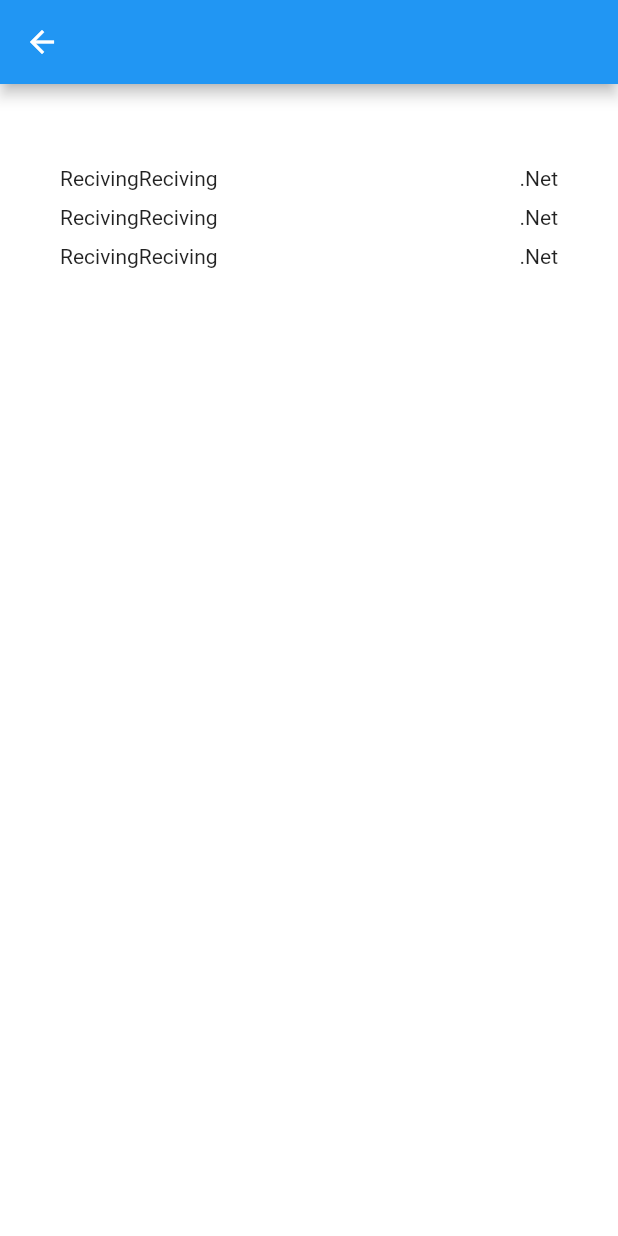
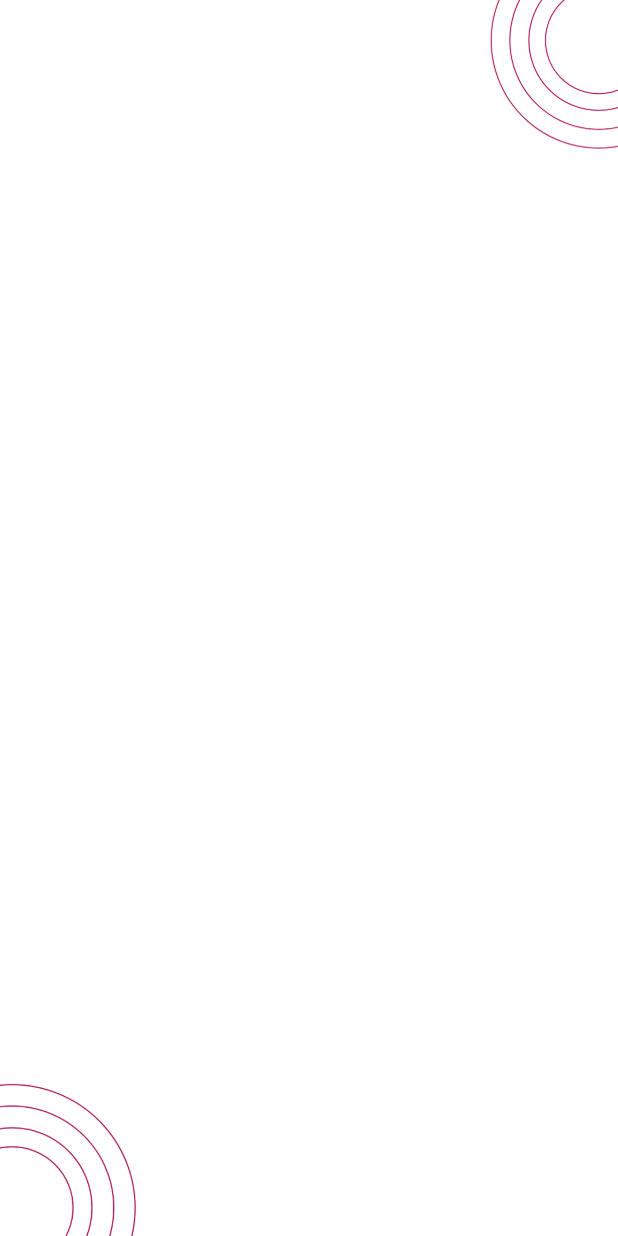
Before and after one commit to ashrafffathalla/EsyWraping, a Flutter app: the TestScreen screen opened directly, on a phone screen of 412 x 824 dp. Run offline on Flutter 3.47's test engine with Material 2 defaults, Android fonts, the light colour scheme and no system bars; our stand-ins replace flutter_rating_bar, flutter_screenutil, flutter_svg.

Commit message:
commit and push Stack

```diff
--- a/lib/main.dart
+++ b/lib/main.dart
@@ -4,11 +4,13 @@
 import 'package:ad_samy/modules/gift%20information_screen/gift_information_screen.dart';
 import 'package:ad_samy/modules/login_screen/login_screen.dart';
 import 'package:ad_samy/modules/reset_password_screen/reset_password_screen.dart';
+import 'package:ad_samy/modules/sendto_other_screen/send_toother_screen.dart';
 import 'package:ad_samy/modules/special_event_invoice/special_eventI_invoice_screen.dart';
 import 'package:ad_samy/modules/special_event_screen/special_event_screen.dart';
 import 'package:ad_samy/modules/splash_screen/splash_screen.dart';
 import 'package:ad_samy/modules/verification_screen/verification_screen.dart';
 import 'package:ad_samy/shared/components/background.dart';
+import 'package:ad_samy/test.dart';
 import 'package:flutter/material.dart';
 import 'package:flutter/services.dart';
 import 'package:flutter_screenutil/flutter_screenutil.dart';
@@ -46,7 +48,7 @@
               theme: ThemeData(
                 scaffoldBackgroundColor: Colors.white,
               ),
-              home: const ResetPasswordScreen(),
+              home:const SendToOtherScreen(),
             ));
   }
 }
--- a/lib/modules/sendto_other_screen/send_toother_screen.dart
+++ b/lib/modules/sendto_other_screen/send_toother_screen.dart
@@ -1,3 +1,4 @@
+import 'package:ad_samy/test.dart';
 import 'package:flutter/material.dart';
 import 'package:flutter_screenutil/flutter_screenutil.dart';
 
@@ -16,13 +17,26 @@
     var noteController = TextEditingController();
     Size size = MediaQuery.of(context).size;
     return Scaffold(
-      body: Padding(
+      body: SizedBox(
+        width: double.infinity,
+        height: size.height,
+        child: Stack(
+          children: [
+            Positioned(
+              bottom: 0,
+              left: 0,
+              child: Image.asset(
+                'assets/images/bottom.png',
+              ),
+            ),
+            Positioned(
+                child: Padding(
                   padding:EdgeInsets.symmetric(horizontal:size.width*0.05 ),
                   child: SingleChildScrollView(
                     physics: const BouncingScrollPhysics(),
                     child: Column(
                       children: [
-              SizedBox(height: size.height*0.15,),
+                       SizeBoxStart(context),
                         Text(
                           'Send To Other',
                           style: TextStyle(
@@ -205,6 +219,10 @@
                     ),
                   ),
                 ),
+            ),
+          ],
+        ),
+      ),
     );
   }
 }
--- a/lib/test.dart
+++ b/lib/test.dart
@@ -1,51 +1,35 @@
 import 'package:flutter/material.dart';
 
 class TestScreen extends StatelessWidget {
-  const TestScreen({Key? key}) : super(key: key);
+  const TestScreen({Key? key,}) : super(key: key);
 
   @override
   Widget build(BuildContext context) {
-    return Scaffold(
-      appBar: AppBar(),
-      body: Column(
-        crossAxisAlignment: CrossAxisAlignment.start,
-        children: [
-          SizedBox(height: 15,),
-          Padding(
-            padding: const EdgeInsets.symmetric(horizontal: 40.0,vertical: 40),
-            child: Column(
-              children: [
-                Row(
-                  children: [
-                    Text('Reciving'),
-                    Text('Reciving'),
-                    Spacer(),
-                    Text('.Net'),
-                  ],
-                ),
-                SizedBox(height: 10),
-                Row(
-                  children: [
-                    Text('Reciving'),
-                    Text('Reciving'),
-                    Spacer(),
-                    Text('.Net'),
-                  ],
-                ),
-                SizedBox(height: 10),
-                Row(
-                  children: [
-                    Text('Reciving'),
-                    Text('Reciving'),
-                    Spacer(),
-                    Text('.Net'),
-                  ],
-                ),
-                SizedBox(height: 10),
-              ],
+    Size size = MediaQuery.of(context).size;
+    return  Scaffold(
+      body: SizedBox(
+        width: double.infinity,
+        height: size.height,
+        child: Stack(
+          alignment: Alignment.center,
+          children: [
+            Positioned(
+              top: 0,
+              right: 0,
+              child: Image.asset(
+                'assets/images/top_right.png',
+                width: size.width * 0.35,
+              ),),
+            Positioned(
+              bottom: 0,
+              left: 0,
+              child: Image.asset(
+                'assets/images/bottom.png',
+                width: size.width * 0.4,
+              ),
             ),
-          ),
-        ],
+          ],
+        ),
       ),
     );
   }
```
Also changed, not shown: assets/images/bottom.png (added), assets/images/bottom_left.png (added), assets/images/top_right.png (added). Lines whose indentation alone changed are shown as unchanged.
